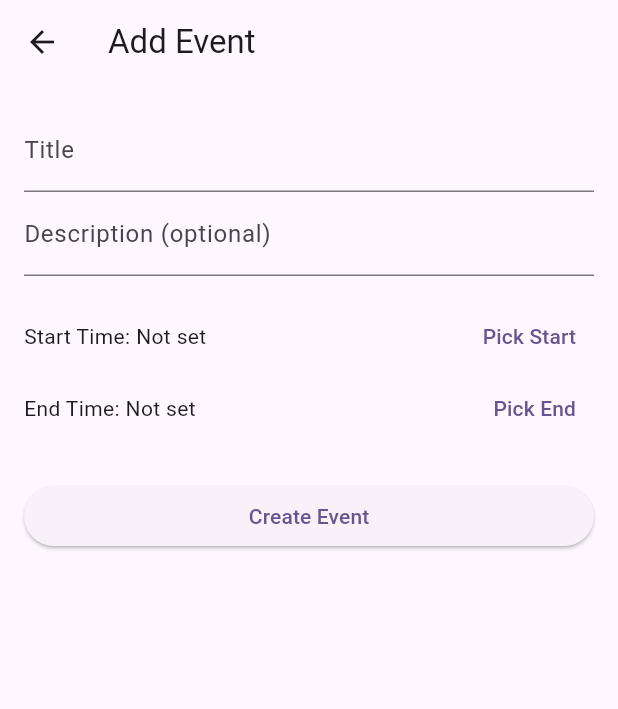
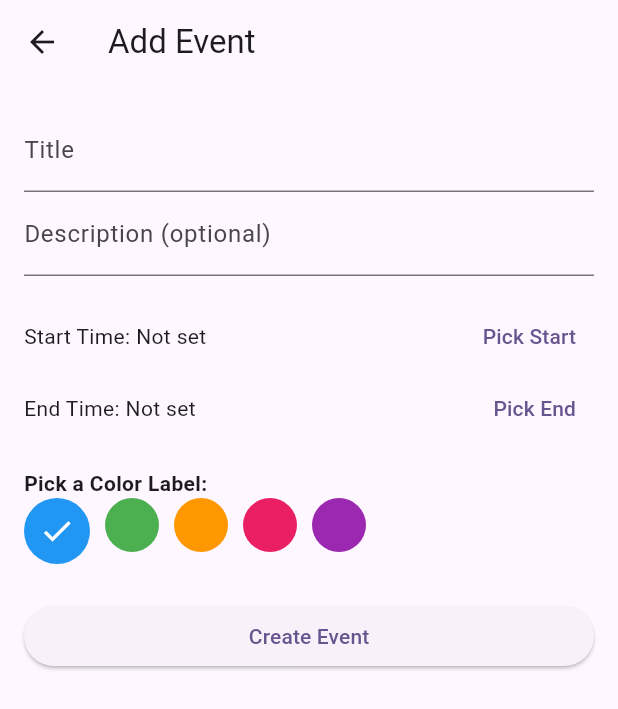
Before and after one commit to momchilmg/Sirma-Flutter-Exam, a Flutter app: the EventFormScreen screen opened directly with empty values, on a phone screen of 412 x 824 dp. Shown: the top 709 px of the screen. Run offline on Flutter 3.47's test engine with Material 3 defaults, Android fonts, the phone set to English and light mode, and no system bars; our stand-ins replace cloud_firestore, firebase_auth, firebase_core, table_calendar; accounts and stored records are empty.

Commit message:
add events color

```diff
--- a/lib/screens/calendar_screen.dart
+++ b/lib/screens/calendar_screen.dart
@@ -113,6 +113,9 @@ class _CalendarScreenState extends State<CalendarScreen> {
                     itemBuilder: (context, index) {
                       final event = events[index].data() as Map<String, dynamic>;
                       return ListTile(
+                        leading: CircleAvatar(
+                          backgroundColor: Color(int.parse(event['color'].replaceFirst('#', '0xff'))),
+                        ),
                         title: Text(event['title']),
                         subtitle: Text("${event['startTime'].substring(11, 16)} - ${event['endTime'].substring(11, 16)}"),
                         trailing: const Icon(Icons.event),
--- a/lib/screens/event_form_screen.dart
+++ b/lib/screens/event_form_screen.dart
@@ -17,10 +17,20 @@ class EventFormScreen extends StatefulWidget {
   State<EventFormScreen> createState() => _EventFormScreenState();
 }
 
+final Map<String, Color> colorOptions = {
+  '#2196F3': Colors.blue,
+  '#4CAF50': Colors.green,
+  '#FF9800': Colors.orange,
+  '#E91E63': Colors.pink,
+  '#9C27B0': Colors.purple,
+};
+
+String _selectedColorHex = '#2196F3';
 class _EventFormScreenState extends State<EventFormScreen> {
   final _formKey = GlobalKey<FormState>();
   final _titleController = TextEditingController();
   final _descriptionController = TextEditingController();
+
 
   TimeOfDay? _startTime;
   TimeOfDay? _endTime;
@@ -81,7 +91,7 @@ class _EventFormScreenState extends State<EventFormScreen> {
             "startTime": startDateTime,
             "endTime": endDateTime,
             "createdBy": user.uid,
-            "color": "#2196F3",
+            "color": _selectedColorHex,
             "createdAt": now,
         });
 
@@ -95,6 +105,9 @@ class _EventFormScreenState extends State<EventFormScreen> {
 
   @override
   Widget build(BuildContext context) {
+    if (widget.eventData != null) {
+      _selectedColorHex = widget.eventData!['color'] ?? '#2196F3';
+    }
     return Scaffold(
       appBar: AppBar(title: const Text("Add Event")),
       body: Padding(
@@ -139,6 +152,26 @@ class _EventFormScreenState extends State<EventFormScreen> {
                   ),
                 ],
               ),
+              const SizedBox(height: 16),
+            Text("Pick a Color Label:", style: TextStyle(fontWeight: FontWeight.bold)),
+            Wrap(
+            spacing: 10,
+            children: colorOptions.entries.map((entry) {
+                final isSelected = entry.key == _selectedColorHex;
+                return GestureDetector(
+                onTap: () {
+                    setState(() {
+                    _selectedColorHex = entry.key;
+                    });
+                },
+                child: CircleAvatar(
+                    backgroundColor: entry.value,
+                    child: isSelected ? const Icon(Icons.check, color: Colors.white) : null,
+                    radius: isSelected ? 22 : 18,
+                ),
+                );
+            }).toList(),
+            ),
               const SizedBox(height: 24),
               ElevatedButton(
                 onPressed: _submitForm,
```
Also changed, not shown: lib/screens/my_events_screen.dart (+59 -2 lines).
